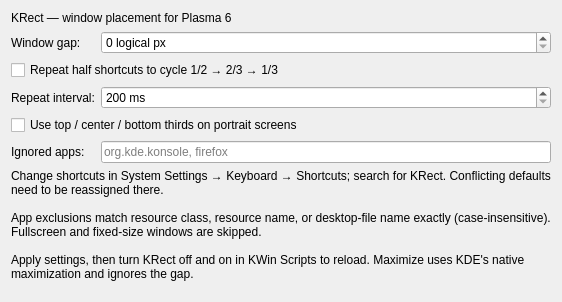
Above: package/contents/ui/config.ui from ziwon/KRect before the change. Below: the same form after it.
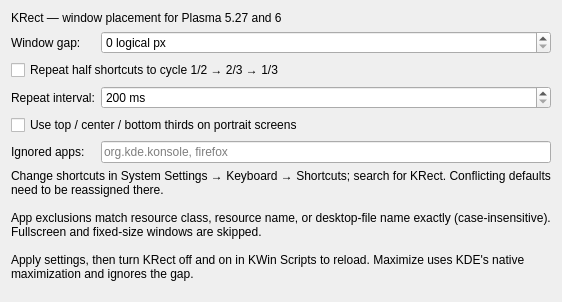
That is the form after the change.

Commit message: feat(kwin): support plasma 5.27 alongside plasma 6

The edit to the form file:
```diff
--- a/package/contents/ui/config.ui
+++ b/package/contents/ui/config.ui
@@ -4,7 +4,7 @@
  <widget class="QWidget" name="KRectConfig">
   <property name="windowTitle"><string>KRect</string></property>
   <layout class="QVBoxLayout" name="layout">
-   <item><widget class="QLabel" name="intro"><property name="text"><string>KRect — window placement for Plasma 6</string></property></widget></item>
+   <item><widget class="QLabel" name="intro"><property name="text"><string>KRect — window placement for Plasma 5.27 and 6</string></property></widget></item>
    <item><layout class="QFormLayout" name="form">
     <item row="0" column="0"><widget class="QLabel" name="gapLabel"><property name="text"><string>Window gap:</string></property><property name="buddy"><cstring>kcfg_Gap</cstring></property></widget></item>
     <item row="0" column="1"><widget class="QSpinBox" name="kcfg_Gap"><property name="maximum"><number>64</number></property><property name="suffix"><string> logical px</string></property></widget></item>
```
The commit also changes 5 other files.
